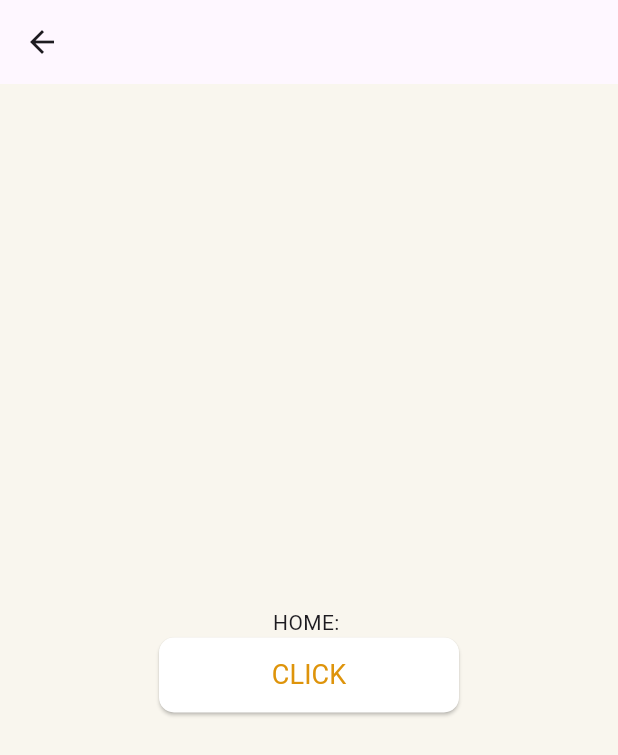
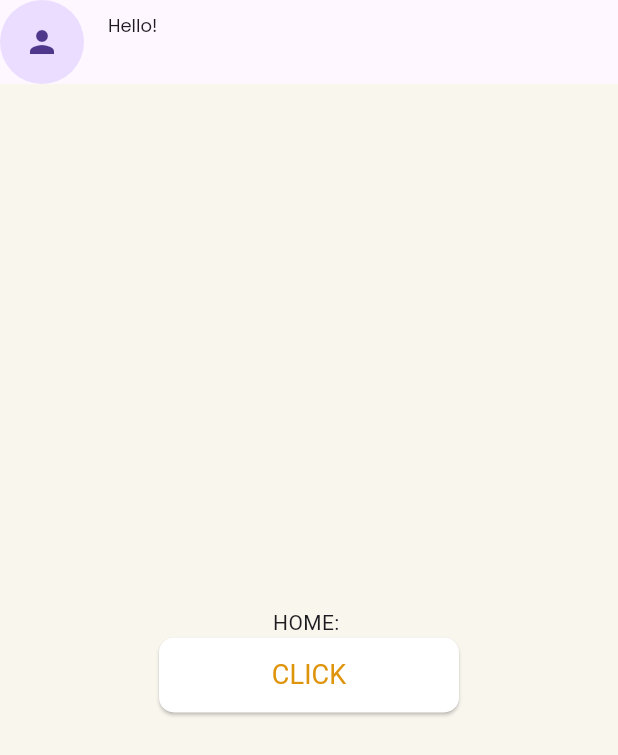
Before and after one commit to neelandrakar/task_management_app_flutter, a Flutter app: the HomeScreen screen opened by its route, on a phone screen of 412 x 824 dp. Shown: the top 755 px of the screen. Run offline on Flutter 3.47's test engine with Material 3 defaults, Android fonts, the phone set to English and light mode, and no system bars; our stand-ins replace device_info_plus, flutter_secure_storage, loading_animation_widget, socket_io_client; accounts and stored records are empty; network calls fail.

```diff
--- a/lib/home/screens/home_screen.dart
+++ b/lib/home/screens/home_screen.dart
@@ -22,6 +22,7 @@ class HomeScreen extends StatefulWidget {
 class _HomeScreenState extends State<HomeScreen> {
 
   String titleName = "NA";
+  String profile_pic = "";
 
   @override
   void initState() {
@@ -33,11 +34,21 @@ class _HomeScreenState extends State<HomeScreen> {
     });
   }
 
+  getProfilePic(String profile_pic_url){
+    if(profile_pic_url==""){
+      print("Not available");
+      return Icon(Icons.person);
+    } else{
+      return Image.network(profile_pic_url);
+    }
+  }
+
   @override
   Widget build(BuildContext context) {
     UserProvider userProvider = Provider.of<UserProvider>(context);
     print("NAME: ${userProvider.user.name}");
     titleName = (userProvider.user.name != "NA" ? userProvider.user.name : userProvider.user.username)!;
+
 
     return WillPopScope(
       onWillPop: () async {
@@ -46,13 +57,28 @@ class _HomeScreenState extends State<HomeScreen> {
       child: Scaffold(
         backgroundColor: MyColors.boneWhite,
         appBar: AppBar(
-          centerTitle: true,
-          title: Text(
-              titleName,
-              style: TextStyle(
-                fontFamily: MyFonts.poppins,
-                fontSize: 17
+
+          leading: CircleAvatar(
+            child: getProfilePic(userProvider.user.profile_pic!),
+          ),
+          centerTitle: false,
+          title: Column(
+            crossAxisAlignment: CrossAxisAlignment.start,
+            children: [
+              Text("Hello!",
+                style: TextStyle(
+                  fontSize: 12,
+                  fontFamily: MyFonts.poppins
+                ),
               ),
+              Text(
+                  titleName,
+                  style: TextStyle(
+                    fontFamily: MyFonts.poppins,
+                    fontSize: 17
+                  ),
+              ),
+            ],
           ) ,
         ),
         body: Column(
```
